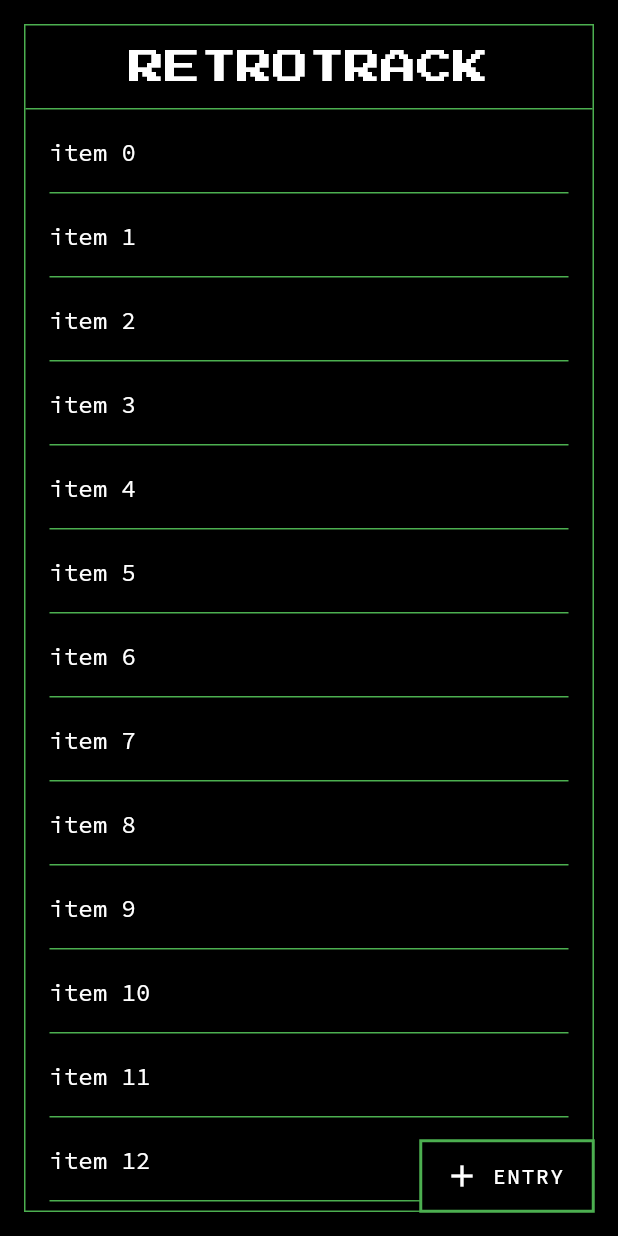
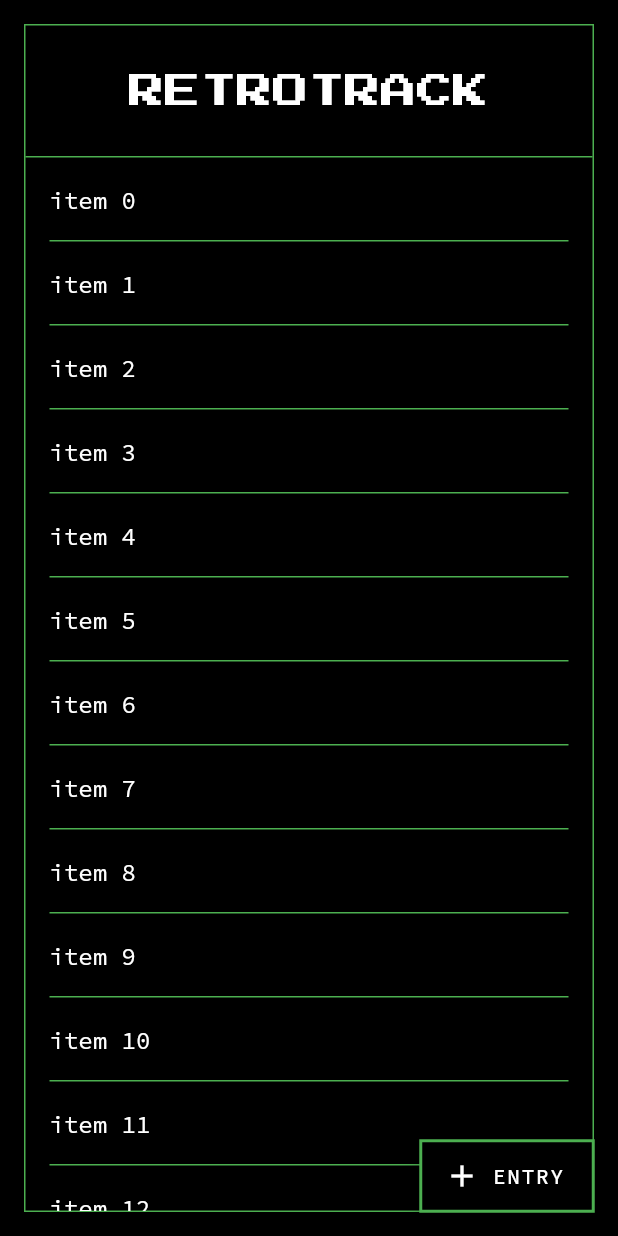
Before and after one commit to grandnexus/retrotrack, a Flutter app: the FeedScreen screen opened directly, on a phone screen of 412 x 824 dp. Run offline on Flutter 3.47's test engine with Material 2 defaults, Android fonts, the phone set to English and light mode, and no system bars; our stand-ins replace camera, flutter_riverpod, google_fonts, riverpod; missing offline and left inert: firebase_ml_vision; accounts and stored records are empty; statements that could not run were skipped.

Commit message:
[C/Retro] Refined

```diff
--- a/lib/main.dart
+++ b/lib/main.dart
@@ -25,7 +25,7 @@ Future<void> main() async {
             ThemeData.dark().textTheme,
           ),
           buttonTheme: const ButtonThemeData(
-            height: 56,
+            // height: 56,
             splashColor: Colors.transparent,
             textTheme: ButtonTextTheme.primary,
             shape: BeveledRectangleBorder(),
@@ -41,6 +41,7 @@ Future<void> main() async {
             ),
             backgroundColor: Colors.black,
             foregroundColor: Colors.white,
+            splashColor: Colors.transparent,
           ),
 
           //
--- a/lib/ui/widgets/logo.dart
+++ b/lib/ui/widgets/logo.dart
@@ -7,7 +7,7 @@ class Logo extends StatelessWidget {
   @override
   Widget build(BuildContext context) {
     return Padding(
-      padding: const EdgeInsets.all(16),
+      padding: const EdgeInsets.all(32),
       child: Text(
         'Retrotrack'.toUpperCase(),
         style: GoogleFonts.pressStart2p(
```
